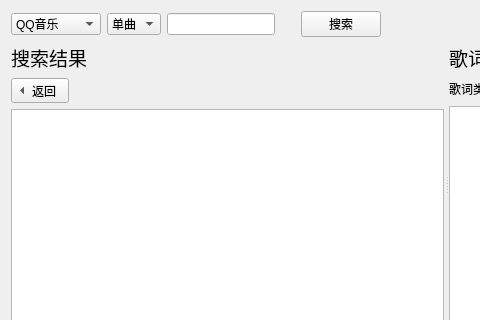
Qt form ui/search_base.ui (chenmozhijin/LDDC) before a commit; both pictures show x 0 to 480 and y 0 to 320 of the 1039 by 433 pixel window.
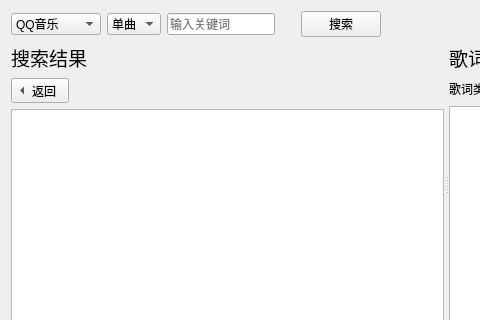
The same form after that commit. Custom widgets are drawn as their Qt base class.

Patch:
```diff
--- a/ui/search_base.ui
+++ b/ui/search_base.ui
@@ -62,6 +62,15 @@
          <verstretch>0</verstretch>
         </sizepolicy>
        </property>
+       <property name="inputMask">
+        <string/>
+       </property>
+       <property name="text">
+        <string/>
+       </property>
+       <property name="placeholderText">
+        <string>输入关键词</string>
+       </property>
       </widget>
      </item>
      <item>
```
